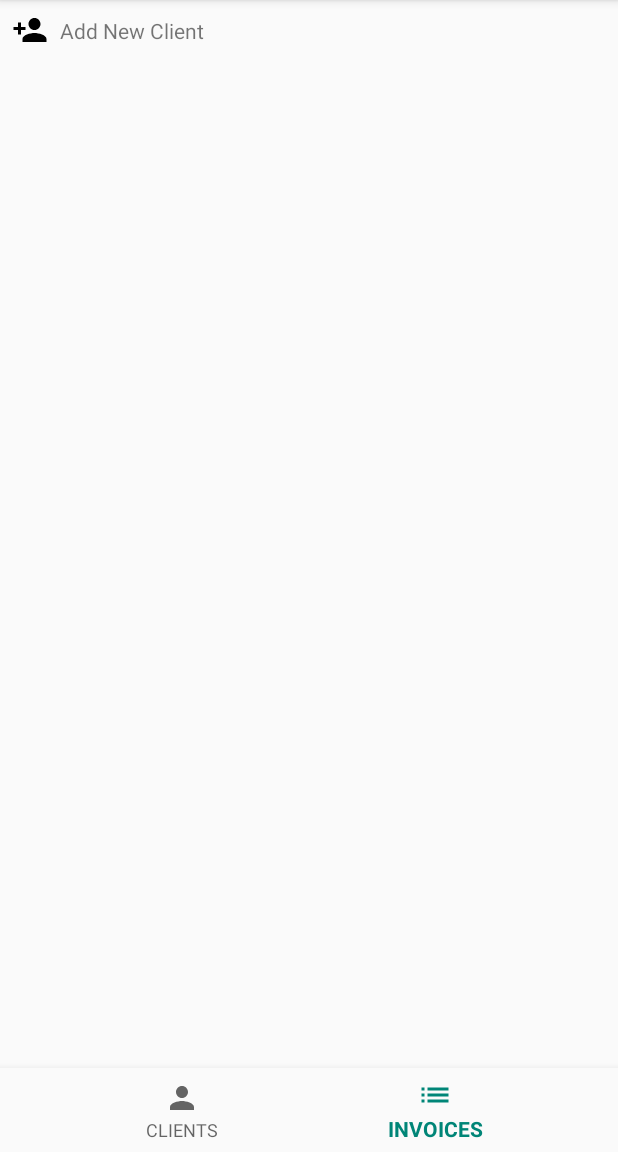
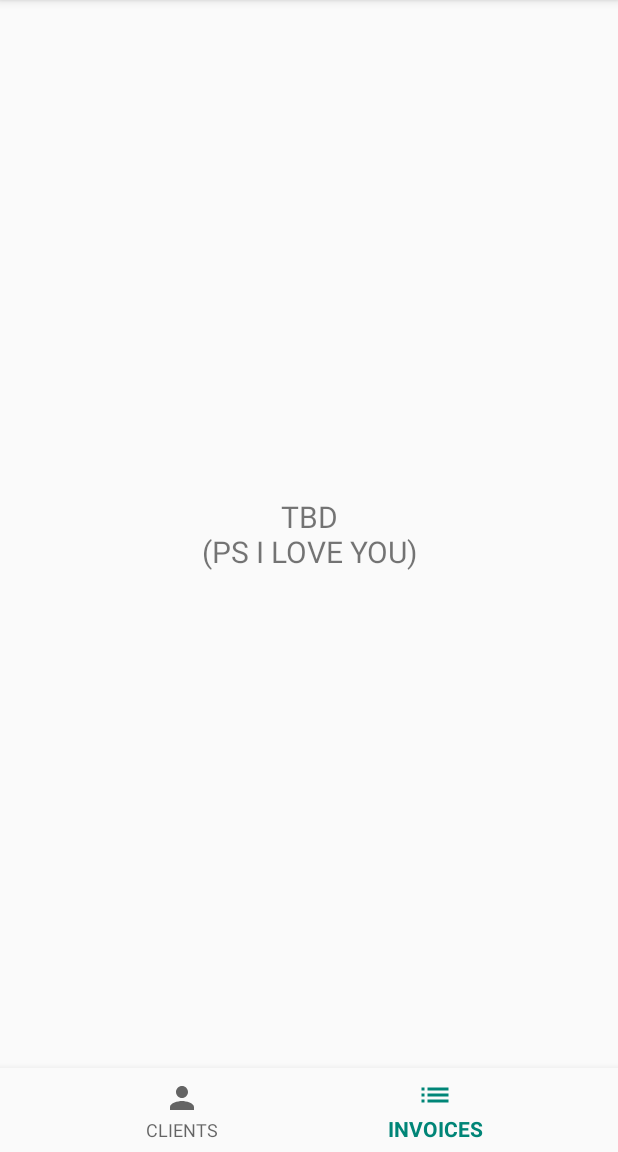
Before and after one commit to rachelleignacio/ledger, an Android app: the screen it shows after launch (MainActivity), item 2 of the bottom bar chosen, on a phone screen of 412 x 824 dp, the part 84-1236 px from its top. Run offline under Robolectric (Android 15) with nearby library versions, the phone set to English and light mode, and no system bars; our stand-ins replace ButterKnife, Dagger/Hilt's generated code, Room's generated code, RxJava.

Commit message:
add stand-in Invoices tab view

```diff
--- a/app/src/main/java/com/rachelleignacio/ledger/view/ClientListFragment.kt
+++ b/app/src/main/java/com/rachelleignacio/ledger/view/ClientListFragment.kt
@@ -26,7 +26,7 @@ import io.reactivex.subjects.PublishSubject
 import kotlinx.android.synthetic.main.fragment_client_list.view.*
 import javax.inject.Inject
 
-fun newClientListFragment(): ClientListFragment = ClientListFragment()
+fun newClientListFragment() = ClientListFragment()
 
 class ClientListFragment internal constructor() : Fragment(), ClientListView {
 
--- /dev/null
+++ b/app/src/main/java/com/rachelleignacio/ledger/view/InvoiceListFragment.kt
@@ -0,0 +1,16 @@
+package com.rachelleignacio.ledger.view
+
+import android.os.Bundle
+import android.view.LayoutInflater
+import android.view.View
+import android.view.ViewGroup
+import androidx.fragment.app.Fragment
+import com.rachelleignacio.ledger.R
+
+fun newInvoiceListFragment() = InvoiceListFragment()
+
+class InvoiceListFragment internal constructor() : Fragment() {
+
+    override fun onCreateView(inflater: LayoutInflater, container: ViewGroup?, savedInstanceState: Bundle?): View? =
+            inflater.inflate(R.layout.fragment_invoice_list, container, false)
+}
--- a/app/src/main/java/com/rachelleignacio/ledger/view/MainActivity.kt
+++ b/app/src/main/java/com/rachelleignacio/ledger/view/MainActivity.kt
@@ -13,6 +13,7 @@ private const val BACKSTACK_NAME = "MainActivityFragmentStack"
 class MainActivity : AppCompatActivity() {
 
     private val clientListFragment = newClientListFragment()
+    private val invoiceListFragment = newInvoiceListFragment()
 
     private val mOnNavigationItemSelectedListener = BottomNavigationView.OnNavigationItemSelectedListener { item ->
         when (item.itemId) {
@@ -21,6 +22,7 @@ class MainActivity : AppCompatActivity() {
                 return@OnNavigationItemSelectedListener true
             }
             R.id.navigation_invoices -> {
+                showFragment(invoiceListFragment)
                 return@OnNavigationItemSelectedListener true
             }
         }
@@ -30,7 +32,7 @@ class MainActivity : AppCompatActivity() {
     private fun showFragment(fragment: Fragment) {
         supportFragmentManager
                 .beginTransaction()
-                .replace(CONTENT_FRAME_ID, clientListFragment)
+                .replace(CONTENT_FRAME_ID, fragment)
                 .addToBackStack(BACKSTACK_NAME)
                 .commit()
     }
--- /dev/null
+++ b/app/src/main/res/layout/fragment_invoice_list.xml
@@ -0,0 +1,18 @@
+<?xml version="1.0" encoding="utf-8"?>
+<androidx.constraintlayout.widget.ConstraintLayout xmlns:android="http://schemas.android.com/apk/res/android"
+    android:layout_width="match_parent"
+    android:layout_height="match_parent"
+    xmlns:app="http://schemas.android.com/apk/res-auto">
+
+    <TextView
+        android:layout_width="wrap_content"
+        android:layout_height="wrap_content"
+        app:layout_constraintTop_toTopOf="parent"
+        app:layout_constraintBottom_toBottomOf="parent"
+        app:layout_constraintLeft_toLeftOf="parent"
+        app:layout_constraintRight_toRightOf="parent"
+        android:gravity="center"
+        android:textSize="20sp"
+        android:text="@string/invoice_wip_msg"/>
+
+</androidx.constraintlayout.widget.ConstraintLayout>
--- a/app/src/main/res/values/strings.xml
+++ b/app/src/main/res/values/strings.xml
@@ -3,4 +3,5 @@
     <string name="title_clients">CLIENTS</string>
     <string name="title_invoices">INVOICES</string>
     <string name="add_new_client">Add New Client</string>
+    <string name="invoice_wip_msg">TBD\n(PS I LOVE YOU)</string>
 </resources>
```
